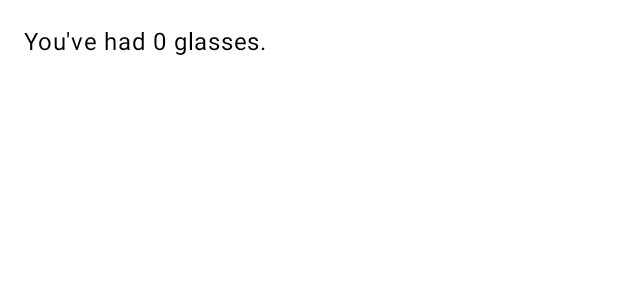
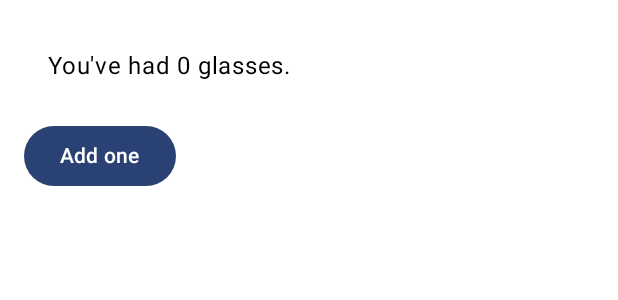
Before and after one commit to masoudkarimi/composebasicstate, an Android app built with Jetpack Compose: the @Preview function WellnessPreview, on a phone screen of 412 x 824 dp. Shown: the top 300 px of the screen. Run offline under Robolectric (Android 15) with nearby library versions, the phone set to English and light mode, and no system bars.

Commit message:
add a button to change count value

```diff
--- a/app/src/main/java/mkn/basicstatecodelab/components/WaterCounter.kt
+++ b/app/src/main/java/mkn/basicstatecodelab/components/WaterCounter.kt
@@ -1,16 +1,29 @@
 package mkn.basicstatecodelab.components
 
+import androidx.compose.foundation.layout.Column
 import androidx.compose.foundation.layout.padding
+import androidx.compose.material3.Button
 import androidx.compose.material3.Text
 import androidx.compose.runtime.Composable
+import androidx.compose.runtime.mutableStateOf
+import androidx.compose.runtime.remember
+import androidx.compose.runtime.getValue
+import androidx.compose.runtime.setValue
 import androidx.compose.ui.Modifier
 import androidx.compose.ui.unit.dp
 
 @Composable
 fun WaterCounter(modifier: Modifier = Modifier) {
-    val count = 0
-    Text(
-        text = "You've had $count glasses.",
-        modifier = modifier.padding(16.dp)
-    )
+    Column(modifier = modifier.padding(16.dp)) {
+        var count by remember { mutableStateOf(0) }
+
+        Text(
+            text = "You've had $count glasses.",
+            modifier = modifier.padding(16.dp)
+        )
+
+        Button(onClick = { count++ }, modifier = Modifier.padding(top = 8.dp)) {
+            Text(text = "Add one")
+        }
+    }
 }
```
Also changed, not shown: 1 other file.
